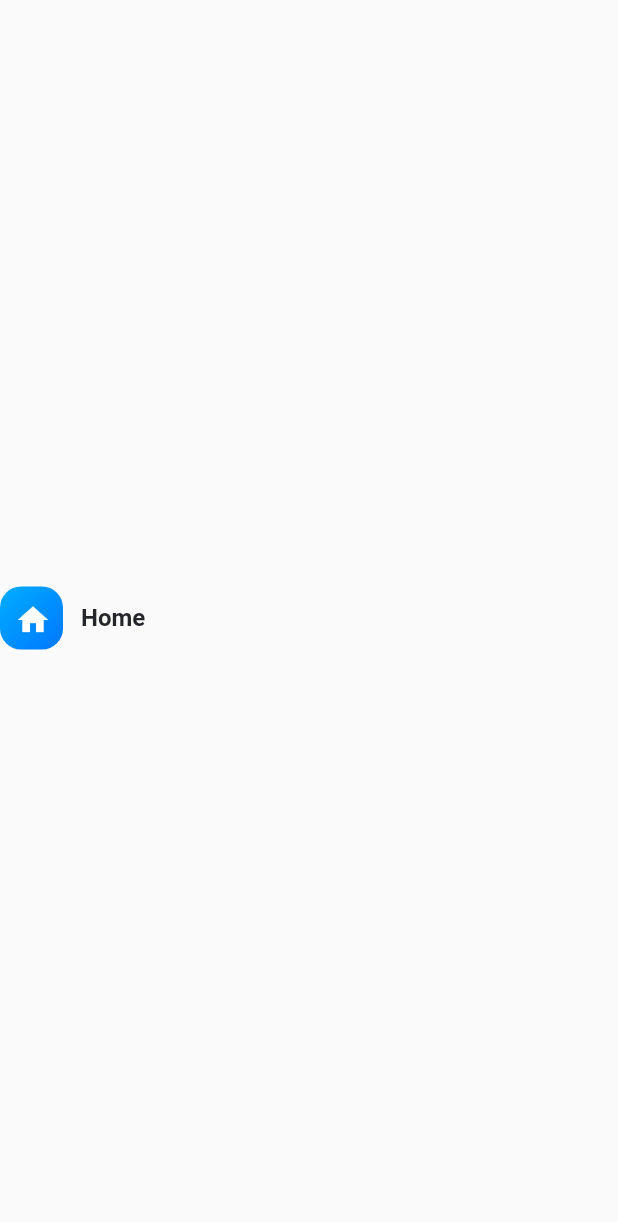
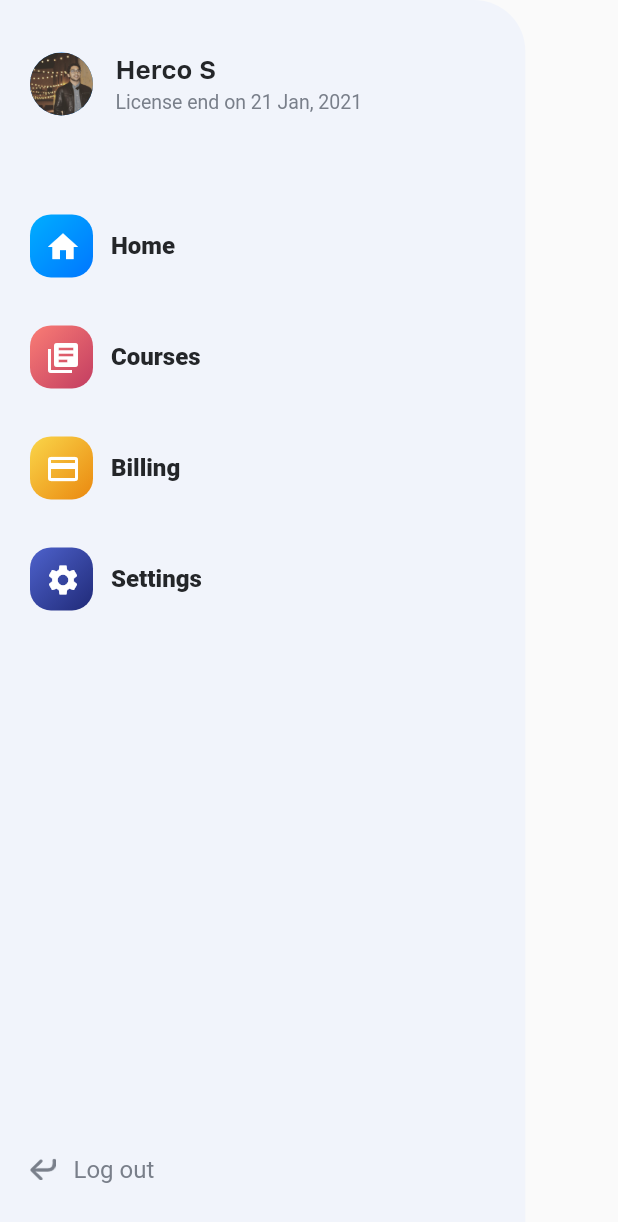
Before and after one commit to HerculesGit/flutter_designcode, a Flutter app: the screen it shows after launch, on a phone screen of 412 x 824 dp. Shown: the top 1222 px of the screen. Run offline on Flutter 3.47's test engine with Material 2 defaults, Android fonts, the light colour scheme and no system bars.

Commit message:
added sidebar screen

```diff
--- a/lib/components/sidebar_row.dart
+++ b/lib/components/sidebar_row.dart
@@ -1,4 +1,5 @@
 import 'package:flutter/material.dart';
+import 'package:flutter_designcode/constants.dart';
 import 'package:flutter_designcode/model/sidebar.dart';
 
 class SidebarRow extends StatelessWidget {
@@ -24,11 +25,7 @@ class SidebarRow extends StatelessWidget {
         Container(
           child: Text(
             item.title,
-            style: TextStyle(
-              fontSize: 16.0,
-              fontWeight: FontWeight.bold,
-              color: Color(0xFF242629),
-            ),
+            style: kCalloutLabelStyle
           ),
         ),
       ],
--- a/lib/main.dart
+++ b/lib/main.dart
@@ -1,7 +1,6 @@
 import 'package:flutter/material.dart';
 
-import 'components/sidebar_row.dart';
-import 'model/sidebar.dart';
+import 'screens/sidebar_screen.dart';
 
 void main() {
   runApp(MyApp());
@@ -14,11 +13,7 @@ class MyApp extends StatelessWidget {
     return MaterialApp(
       title: 'Flutter Demo',
       home: Scaffold(
-        body: Center(
-          child: SidebarRow(
-            item: sidebarItems[0],
-          ),
-        ),
+        body: SidebarScreen(),
       ),
     );
   }
--- /dev/null
+++ b/lib/screens/sidebar_screen.dart
@@ -0,0 +1,87 @@
+import 'package:flutter/material.dart';
+
+import '../model/sidebar.dart';
+import '../constants.dart';
+import '../components/sidebar_row.dart';
+
+class SidebarScreen extends StatelessWidget {
+  const SidebarScreen({
+    Key? key,
+  }) : super(key: key);
+
+  @override
+  Widget build(BuildContext context) {
+    return Container(
+      decoration: BoxDecoration(
+        color: kSidebarBackgroundColor,
+        borderRadius: BorderRadius.only(
+          topRight: Radius.circular(34.0),
+        ),
+      ),
+      height: MediaQuery.of(context).size.height,
+      width: MediaQuery.of(context).size.width * 0.85,
+      padding: EdgeInsets.symmetric(
+        vertical: 35.0,
+        horizontal: 20.0,
+      ),
+      child: SafeArea(
+        child: Column(
+          children: [
+            Row(
+              children: [
+                CircleAvatar(
+                  backgroundImage: AssetImage('asset/images/profile.jpg'),
+                  radius: 21.0,
+                ),
+                Padding(
+                  padding: const EdgeInsets.symmetric(horizontal: 15.0),
+                  child: Column(
+                    crossAxisAlignment: CrossAxisAlignment.start,
+                    children: [
+                      Text(
+                        'Herco S',
+                        style: kHeadlineLabelStyle,
+                      ),
+                      SizedBox(height: 4),
+                      Text(
+                        'License end on 21 Jan, 2021',
+                        style: kSearchPlaceholderStyle,
+                      )
+                    ],
+                  ),
+                ),
+              ],
+            ),
+            SizedBox(
+              height: MediaQuery.of(context).size.height * 0.08,
+            ),
+            SidebarRow(item: sidebarItems[0]),
+            SizedBox(height: 32.0),
+            SidebarRow(item: sidebarItems[1]),
+            SizedBox(height: 32.0),
+            SidebarRow(item: sidebarItems[2]),
+            SizedBox(height: 32.0),
+            SidebarRow(item: sidebarItems[3]),
+            SizedBox(height: 32.0),
+            Spacer(),
+            Row(
+              children: [
+                Image.asset(
+                  'asset/icons/icon-logout.png',
+                  width: 17.0,
+                ),
+                SizedBox(
+                  width: 12.0,
+                ),
+                Text(
+                  'Log out',
+                  style: kSecondaryCalloutLabelStyle,
+                ),
+              ],
+            )
+          ],
+        ),
+      ),
+    );
+  }
+}
```
Also changed, not shown: pubspec.yaml (+8 -8 lines).
